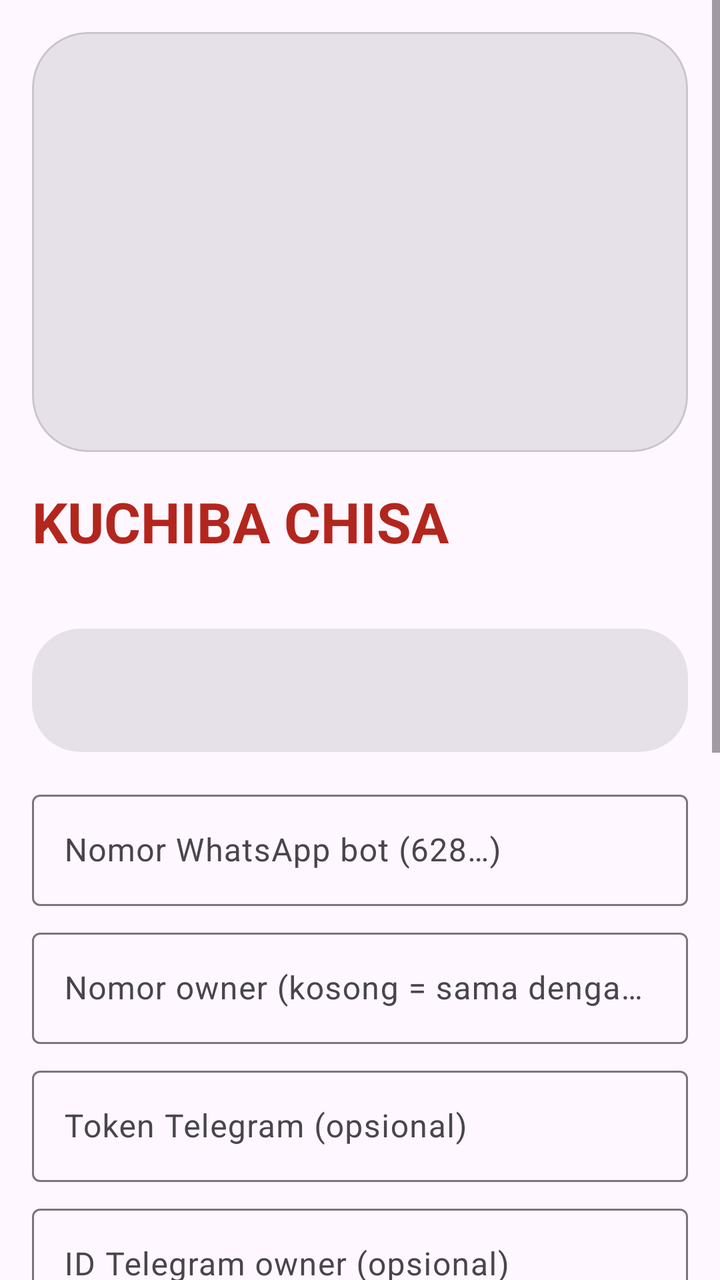
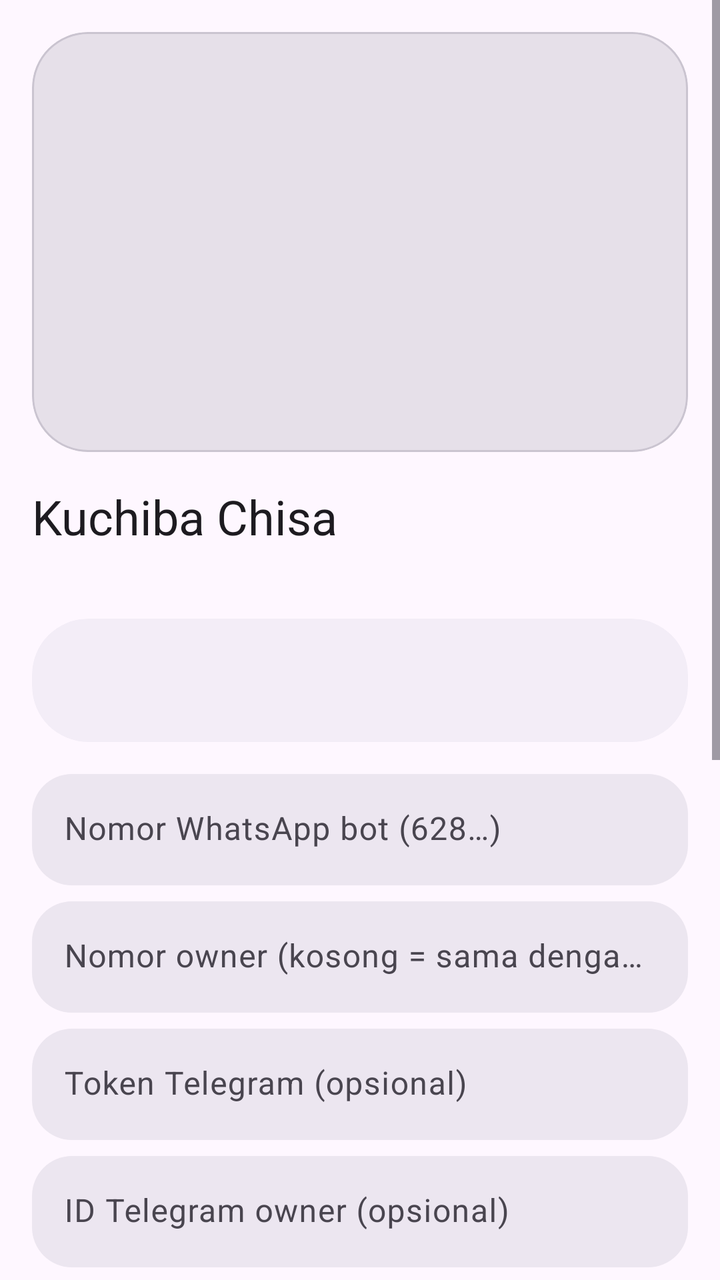

Two renders of the same Android screen: before a commit and after it. Below are the layout's source before the change and the commit's diff.
<!-- AndroidManifest.xml: application theme Theme.Chisa -->
<!-- res/layout/activity_main.xml -->
<?xml version="1.0" encoding="utf-8"?>
<ScrollView xmlns:android="http://schemas.android.com/apk/res/android"
    xmlns:app="http://schemas.android.com/apk/res-auto"
    android:layout_width="match_parent"
    android:layout_height="match_parent"
    android:background="?attr/colorSurface"
    android:fitsSystemWindows="true">

    <LinearLayout
        android:layout_width="match_parent"
        android:layout_height="wrap_content"
        android:orientation="vertical"
        android:padding="16dp">

        
        <com.google.android.material.card.MaterialCardView
            android:layout_width="match_parent"
            android:layout_height="210dp"
            app:cardCornerRadius="28dp"
            app:cardElevation="0dp"
            app:cardBackgroundColor="?attr/colorSurfaceContainerHighest">
            <TextureView
                android:id="@+id/banner"
                android:layout_width="match_parent"
                android:layout_height="match_parent" />
        </com.google.android.material.card.MaterialCardView>

        <TextView
            android:layout_width="wrap_content"
            android:layout_height="wrap_content"
            android:layout_marginTop="16dp"
            android:text="KUCHIBA CHISA"
            android:textAppearance="?attr/textAppearanceHeadlineMedium"
            android:textColor="?attr/colorPrimary"
            android:textStyle="bold" />

        <TextView
            android:id="@+id/subtitle"
            android:layout_width="wrap_content"
            android:layout_height="wrap_content"
            android:textAppearance="?attr/textAppearanceBodyMedium"
            android:textColor="?attr/colorOnSurfaceVariant" />

        
        <com.google.android.material.card.MaterialCardView
            style="@style/Widget.Material3.CardView.Filled"
            android:layout_width="match_parent"
            android:layout_height="wrap_content"
            android:layout_marginTop="16dp"
            app:cardCornerRadius="24dp">
            <LinearLayout
                android:layout_width="match_parent"
                android:layout_height="wrap_content"
                android:orientation="vertical"
                android:padding="20dp">
                <TextView
                    android:id="@+id/status"
                    android:layout_width="match_parent"
                    android:layout_height="wrap_content"
                    android:textAppearance="?attr/textAppearanceTitleMedium" />
                <TextView
                    android:id="@+id/code"
                    android:layout_width="match_parent"
                    android:layout_height="wrap_content"
                    android:gravity="center"
                    android:fontFamily="monospace"
                    android:textStyle="bold"
                    android:textSize="34sp"
                    android:textColor="?attr/colorPrimary"
                    android:visibility="gone" />
                <TextView
                    android:id="@+id/codeHint"
                    android:layout_width="match_parent"
                    android:layout_height="wrap_content"
                    android:gravity="center"
                    android:text="Ketuk kode untuk menyalin. WhatsApp › Perangkat tertaut › Tautkan dengan nomor telepon"
                    android:textAppearance="?attr/textAppearanceBodySmall"
                    android:textColor="?attr/colorOnSurfaceVariant"
                    android:visibility="gone" />
            </LinearLayout>
        </com.google.android.material.card.MaterialCardView>

        <com.google.android.material.textfield.TextInputLayout
            style="@style/Widget.Material3.TextInputLayout.OutlinedBox"
            android:layout_width="match_parent"
            android:layout_height="wrap_content"
            android:layout_marginTop="16dp"
            android:hint="Nomor WhatsApp bot (628…)">
            <com.google.android.material.textfield.TextInputEditText
                android:id="@+id/botNum"
                android:layout_width="match_parent"
                android:layout_height="wrap_content"
                android:inputType="phone" />
        </com.google.android.material.textfield.TextInputLayout>

        <com.google.android.material.textfield.TextInputLayout
            style="@style/Widget.Material3.TextInputLayout.OutlinedBox"
            android:layout_width="match_parent"
            android:layout_height="wrap_content"
            android:layout_marginTop="8dp"
            android:hint="Nomor owner (kosong = sama dengan bot)">
            <com.google.android.material.textfield.TextInputEditText
                android:id="@+id/ownerNum"
                android:layout_width="match_parent"
                android:layout_height="wrap_content"
                android:inputType="phone" />
        </com.google.android.material.textfield.TextInputLayout>

        <com.google.android.material.textfield.TextInputLayout
            style="@style/Widget.Material3.TextInputLayout.OutlinedBox"
            android:layout_width="match_parent"
            android:layout_height="wrap_content"
            android:layout_marginTop="8dp"
            android:hint="Token Telegram (opsional)">
            <com.google.android.material.textfield.TextInputEditText
                android:id="@+id/tgToken"
                android:layout_width="match_parent"
                android:layout_height="wrap_content"
                android:inputType="text"
                android:singleLine="true" />
        </com.google.android.material.textfield.TextInputLayout>

        <com.google.android.material.textfield.TextInputLayout
            style="@style/Widget.Material3.TextInputLayout.OutlinedBox"
            android:layout_width="match_parent"
            android:layout_height="wrap_content"
            android:layout_marginTop="8dp"
            android:hint="ID Telegram owner (opsional)">
            <com.google.android.material.textfield.TextInputEditText
                android:id="@+id/tgOwner"
                android:layout_width="match_parent"
                android:layout_height="wrap_content"
                android:inputType="number" />
        </com.google.android.material.textfield.TextInputLayout>

        <com.google.android.material.button.MaterialButton
            android:id="@+id/toggle"
            android:layout_width="match_parent"
            android:layout_height="64dp"
            android:layout_marginTop="16dp"
            android:textSize="16sp"
            app:cornerRadius="32dp" />

        <com.google.android.material.button.MaterialButton
            android:id="@+id/battery"
            style="@style/Widget.Material3.Button.TonalButton"
            android:layout_width="match_parent"
            android:layout_height="wrap_content"
            android:layout_marginTop="8dp"
            android:text="Izinkan jalan di latar belakang" />

        <com.google.android.material.card.MaterialCardView
            style="@style/Widget.Material3.CardView.Filled"
            android:layout_width="match_parent"
            android:layout_height="wrap_content"
            android:layout_marginTop="16dp"
            app:cardCornerRadius="24dp">
            <ScrollView
                android:id="@+id/logScroll"
                android:layout_width="match_parent"
                android:layout_height="260dp"
                android:padding="14dp">
                <TextView
                    android:id="@+id/log"
                    android:layout_width="match_parent"
                    android:layout_height="wrap_content"
                    android:fontFamily="monospace"
                    android:textSize="11sp"
                    android:textColor="?attr/colorOnSurfaceVariant" />
            </ScrollView>
        </com.google.android.material.card.MaterialCardView>
    </LinearLayout>
</ScrollView>
<!-- resources referenced by this layout -->
<resources>
  <style name="Theme.Chisa" parent="Theme.Material3.DayNight.NoActionBar">
          <item name="colorPrimary">#B3261E</item>
          <item name="colorOnPrimary">#FFFFFF</item>
          <item name="colorPrimaryContainer">#FFDAD5</item>
          <item name="colorOnPrimaryContainer">#410002</item>
          <item name="colorSecondaryContainer">#F9DCD8</item>
          <item name="colorOnSecondaryContainer">#2C1512</item>
      </style>
</resources>

<!-- the commit's change to res/layout/activity_main.xml (unified diff, before → after) -->
@@ -29,10 +29,9 @@
             android:layout_width="wrap_content"
             android:layout_height="wrap_content"
             android:layout_marginTop="16dp"
-            android:text="KUCHIBA CHISA"
-            android:textAppearance="?attr/textAppearanceHeadlineMedium"
-            android:textColor="?attr/colorPrimary"
-            android:textStyle="bold" />
+            android:text="Kuchiba Chisa"
+            android:textAppearance="?attr/textAppearanceHeadlineSmall"
+            android:textColor="?attr/colorOnSurface" />
 
         <TextView
             android:id="@+id/subtitle"
@@ -47,7 +46,8 @@
             android:layout_width="match_parent"
             android:layout_height="wrap_content"
             android:layout_marginTop="16dp"
-            app:cardCornerRadius="24dp">
+            app:cardCornerRadius="28dp"
+            app:cardBackgroundColor="?attr/colorSurfaceContainer">
             <LinearLayout
                 android:layout_width="match_parent"
                 android:layout_height="wrap_content"
@@ -64,8 +64,8 @@
                     android:layout_height="wrap_content"
                     android:gravity="center"
                     android:fontFamily="monospace"
-                    android:textStyle="bold"
-                    android:textSize="34sp"
+                    android:textSize="32sp"
+                    android:letterSpacing="0.08"
                     android:textColor="?attr/colorPrimary"
                     android:visibility="gone" />
                 <TextView
@@ -81,7 +81,9 @@
         </com.google.android.material.card.MaterialCardView>
 
         <com.google.android.material.textfield.TextInputLayout
-            style="@style/Widget.Material3.TextInputLayout.OutlinedBox"
+            style="@style/Widget.Material3.TextInputLayout.FilledBox"
+            app:boxCornerRadiusTopStart="20dp" app:boxCornerRadiusTopEnd="20dp" app:boxCornerRadiusBottomStart="20dp" app:boxCornerRadiusBottomEnd="20dp"
+            app:boxStrokeWidth="0dp" app:boxStrokeWidthFocused="0dp" app:boxBackgroundColor="?attr/colorSurfaceContainerHigh"
             android:layout_width="match_parent"
             android:layout_height="wrap_content"
             android:layout_marginTop="16dp"
@@ -94,7 +96,9 @@
         </com.google.android.material.textfield.TextInputLayout>
 
         <com.google.android.material.textfield.TextInputLayout
-            style="@style/Widget.Material3.TextInputLayout.OutlinedBox"
+            style="@style/Widget.Material3.TextInputLayout.FilledBox"
+            app:boxCornerRadiusTopStart="20dp" app:boxCornerRadiusTopEnd="20dp" app:boxCornerRadiusBottomStart="20dp" app:boxCornerRadiusBottomEnd="20dp"
+            app:boxStrokeWidth="0dp" app:boxStrokeWidthFocused="0dp" app:boxBackgroundColor="?attr/colorSurfaceContainerHigh"
             android:layout_width="match_parent"
             android:layout_height="wrap_content"
             android:layout_marginTop="8dp"
@@ -107,7 +111,9 @@
         </com.google.android.material.textfield.TextInputLayout>
 
         <com.google.android.material.textfield.TextInputLayout
-            style="@style/Widget.Material3.TextInputLayout.OutlinedBox"
+            style="@style/Widget.Material3.TextInputLayout.FilledBox"
+            app:boxCornerRadiusTopStart="20dp" app:boxCornerRadiusTopEnd="20dp" app:boxCornerRadiusBottomStart="20dp" app:boxCornerRadiusBottomEnd="20dp"
+            app:boxStrokeWidth="0dp" app:boxStrokeWidthFocused="0dp" app:boxBackgroundColor="?attr/colorSurfaceContainerHigh"
             android:layout_width="match_parent"
             android:layout_height="wrap_content"
             android:layout_marginTop="8dp"
@@ -121,7 +127,9 @@
         </com.google.android.material.textfield.TextInputLayout>
 
         <com.google.android.material.textfield.TextInputLayout
-            style="@style/Widget.Material3.TextInputLayout.OutlinedBox"
+            style="@style/Widget.Material3.TextInputLayout.FilledBox"
+            app:boxCornerRadiusTopStart="20dp" app:boxCornerRadiusTopEnd="20dp" app:boxCornerRadiusBottomStart="20dp" app:boxCornerRadiusBottomEnd="20dp"
+            app:boxStrokeWidth="0dp" app:boxStrokeWidthFocused="0dp" app:boxBackgroundColor="?attr/colorSurfaceContainerHigh"
             android:layout_width="match_parent"
             android:layout_height="wrap_content"
             android:layout_marginTop="8dp"
@@ -136,10 +144,10 @@
         <com.google.android.material.button.MaterialButton
             android:id="@+id/toggle"
             android:layout_width="match_parent"
-            android:layout_height="64dp"
-            android:layout_marginTop="16dp"
+            android:layout_height="60dp"
+            android:layout_marginTop="20dp"
             android:textSize="16sp"
-            app:cornerRadius="32dp" />
+            app:cornerRadius="30dp" />
 
         <com.google.android.material.button.MaterialButton
             android:id="@+id/battery"
@@ -147,18 +155,29 @@
             android:layout_width="match_parent"
             android:layout_height="wrap_content"
             android:layout_marginTop="8dp"
-            android:text="Izinkan jalan di latar belakang" />
+            android:text="Izinkan jalan di latar belakang"
+            app:cornerRadius="26dp" />
+
+        <com.google.android.material.button.MaterialButton
+            android:id="@+id/openLog"
+            style="@style/Widget.Material3.Button.TonalButton"
+            android:layout_width="match_parent"
+            android:layout_height="wrap_content"
+            android:layout_marginTop="8dp"
+            android:text="Log lengkap · simpan · bagikan"
+            app:cornerRadius="26dp" />
 
         <com.google.android.material.card.MaterialCardView
             style="@style/Widget.Material3.CardView.Filled"
             android:layout_width="match_parent"
             android:layout_height="wrap_content"
             android:layout_marginTop="16dp"
-            app:cardCornerRadius="24dp">
+            app:cardCornerRadius="28dp"
+            app:cardBackgroundColor="?attr/colorSurfaceContainer">
             <ScrollView
                 android:id="@+id/logScroll"
                 android:layout_width="match_parent"
-                android:layout_height="260dp"
+                android:layout_height="220dp"
                 android:padding="14dp">
                 <TextView
                     android:id="@+id/log"
